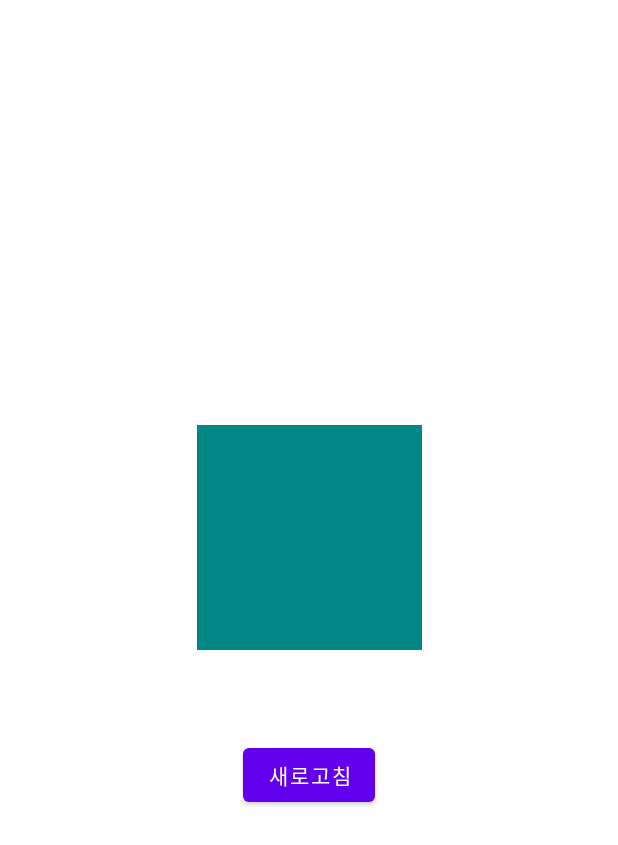
After one commit to yoonsangkwak/Lets-Git-It, an Android app: the layout activity_error_handle.xml on its own in the app's theme, with its tools: preview values and no code run, on a phone screen of 412 x 824 dp. The commit adds this screen. Shown: the top 845 px of the screen. Run offline under Robolectric (Android 15) with nearby library versions, the phone set to English and light mode, and no system bars.

Commit message:
base setting 및 error handle 추가

```diff
--- /dev/null
+++ b/app/src/main/java/site/yoonsang/letsgitit/constants/IntentConstants.kt
@@ -0,0 +1,3 @@
+package site.yoonsang.letsgitit.constants
+
+const val EXTRA_ERROR_MESSAGE = "EXTRA_ERROR_MESSAGE"
--- /dev/null
+++ b/app/src/main/res/layout/activity_error_handle.xml
@@ -0,0 +1,42 @@
+<?xml version="1.0" encoding="utf-8"?>
+<layout xmlns:android="http://schemas.android.com/apk/res/android"
+    xmlns:app="http://schemas.android.com/apk/res-auto">
+
+    <androidx.constraintlayout.widget.ConstraintLayout
+        android:layout_width="match_parent"
+        android:layout_height="match_parent">
+
+        <ImageView
+            android:id="@+id/error_img"
+            android:layout_width="150dp"
+            android:layout_height="150dp"
+            android:layout_marginBottom="20dp"
+            android:src="@color/teal_700"
+            app:layout_constraintBottom_toTopOf="@id/error_text"
+            app:layout_constraintEnd_toEndOf="parent"
+            app:layout_constraintStart_toStartOf="parent"
+            app:layout_constraintTop_toTopOf="parent"
+            app:layout_constraintVertical_chainStyle="packed" />
+
+        <TextView
+            android:id="@+id/error_text"
+            android:layout_width="wrap_content"
+            android:layout_height="wrap_content"
+            android:layout_marginBottom="20dp"
+            app:layout_constraintBottom_toTopOf="@id/refresh_button"
+            app:layout_constraintEnd_toEndOf="parent"
+            app:layout_constraintStart_toStartOf="parent"
+            app:layout_constraintTop_toBottomOf="@id/error_img" />
+
+        <Button
+            android:id="@+id/refresh_button"
+            android:layout_width="wrap_content"
+            android:layout_height="wrap_content"
+            android:text="@string/refresh"
+            app:layout_constraintBottom_toBottomOf="parent"
+            app:layout_constraintEnd_toEndOf="parent"
+            app:layout_constraintStart_toStartOf="parent"
+            app:layout_constraintTop_toBottomOf="@id/error_text" />
+
+    </androidx.constraintlayout.widget.ConstraintLayout>
+</layout>
```
Also changed, not shown: app/src/main/java/site/yoonsang/letsgitit/model/local/LoadingStatus.kt (added, +9 -0 lines), app/src/main/java/site/yoonsang/letsgitit/model/local/LoadingType.kt (added, +7 -0 lines), app/src/main/java/site/yoonsang/letsgitit/model/local/NetworkErrorType.kt (added, +9 -0 lines), app/src/main/java/site/yoonsang/letsgitit/ui/activity/ErrorHandleActivity.kt (added, +25 -0 lines), app/src/main/java/site/yoonsang/letsgitit/ui/activity/MainActivity.kt (+5 -3 lines), app/src/main/java/site/yoonsang/letsgitit/ui/base/BaseActivity.kt (added, +62 -0 lines), app/src/main/java/site/yoonsang/letsgitit/ui/base/BaseFragment.kt (added, +31 -0 lines), app/src/main/java/site/yoonsang/letsgitit/ui/base/BaseViewModel.kt (added, +63 -0 lines), app/src/main/java/site/yoonsang/letsgitit/utils/IntentProvider.kt (added, +21 -0 lines), app/src/main/java/site/yoonsang/letsgitit/utils/SingleLiveEvent.kt (added, +41 -0 lines), app/src/main/res/layout/activity_main.xml (+5 -2 lines), app/src/main/res/values/strings.xml (+10 -0 lines).
